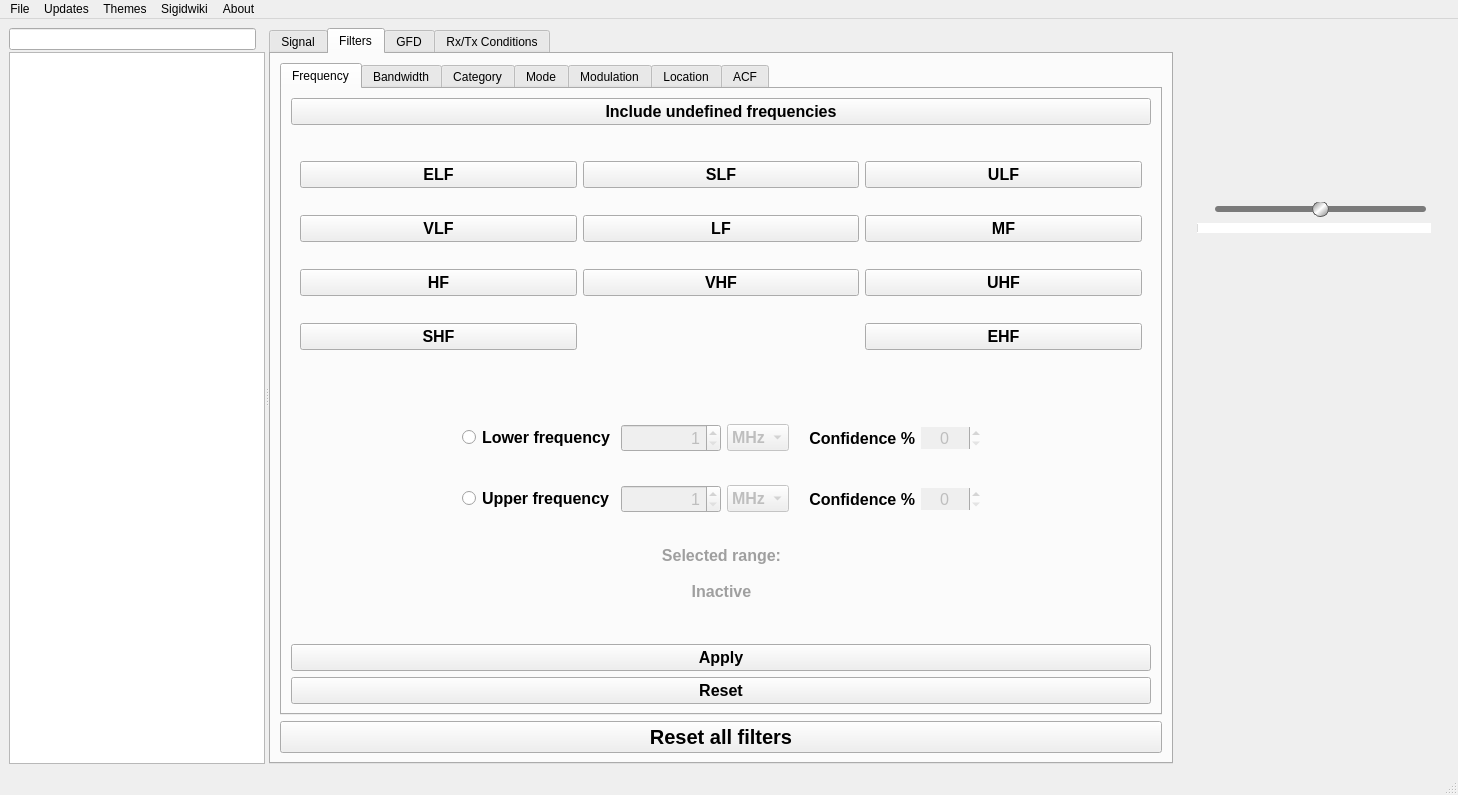
Old version of the form artemis.ui in the repository vbrizgamnk/Artemis.
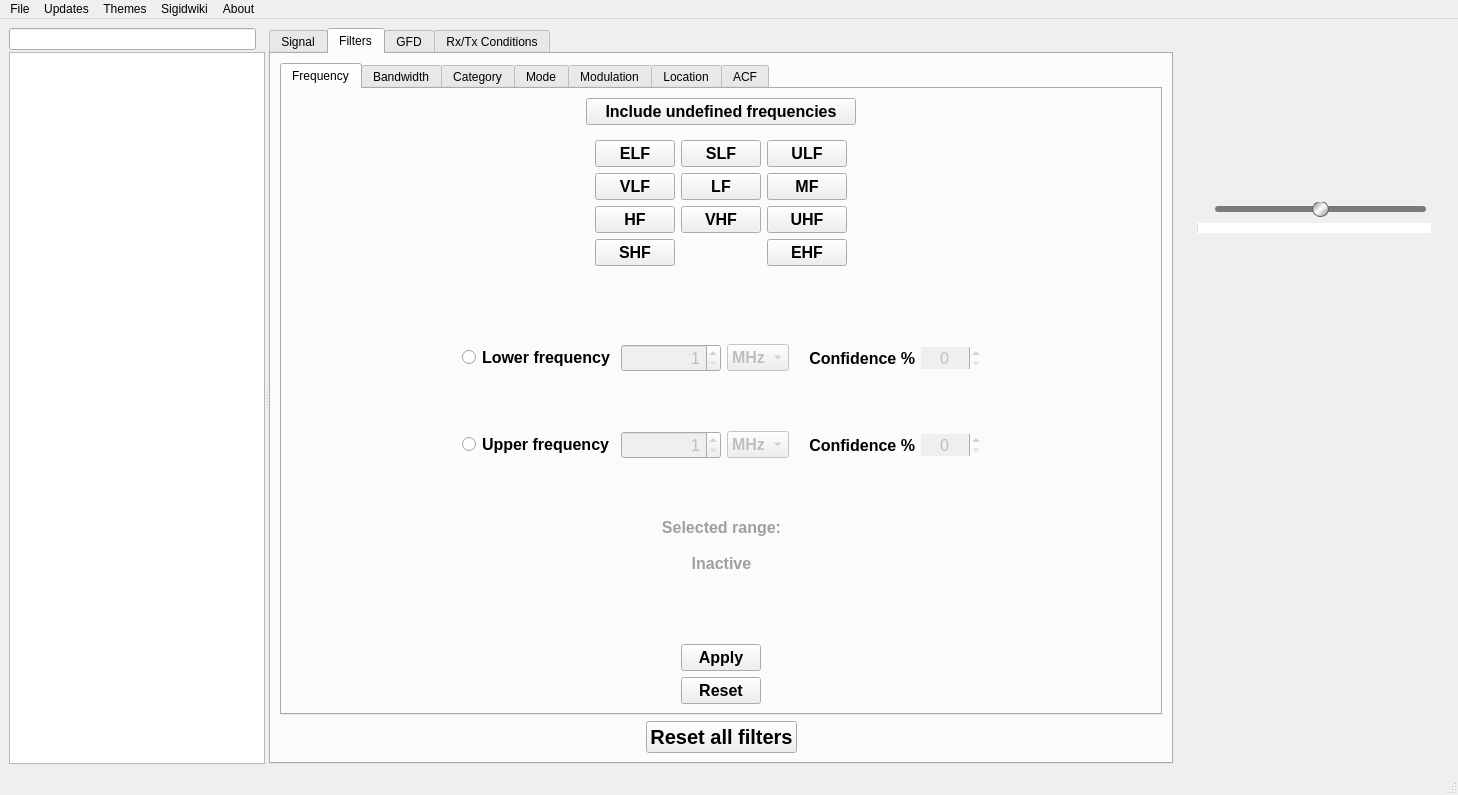
New version of the form. The open tabs and pages were chosen to show the change. Icons and pictures are not drawn. Custom widgets are drawn as their Qt base class.

Commit message: Modulations and locations lists are now detected at startup. Also improve styles of some widgets. Also fix a bug in forecast screen.

The edit to the form file:
```diff
--- a/artemis.ui
+++ b/artemis.ui
@@ -1845,8 +1845,68 @@
             <attribute name="title">
              <string>Frequency</string>
             </attribute>
+            <layout class="QHBoxLayout" name="horizontalLayout_45">
+             <item>
+              <layout class="QVBoxLayout" name="verticalLayout_15" stretch="1,2,0,0">
+               <item>
             <layout class="QGridLayout" name="gridLayout_16">
-             <item row="1" column="0" colspan="3">
+                 <item row="0" column="0">
+                  <spacer name="horizontalSpacer_27">
+                   <property name="orientation">
+                    <enum>Qt::Horizontal</enum>
+                   </property>
+                   <property name="sizeHint" stdset="0">
+                    <size>
+                     <width>178</width>
+                     <height>20</height>
+                    </size>
+                   </property>
+                  </spacer>
+                 </item>
+                 <item row="0" column="1">
+                  <widget class="QPushButton" name="include_undef_freqs">
+                   <property name="font">
+                    <font>
+                     <pointsize>12</pointsize>
+                     <weight>75</weight>
+                     <bold>true</bold>
+                    </font>
+                   </property>
+                   <property name="text">
+                    <string>Include undefined frequencies</string>
+                   </property>
+                   <property name="checkable">
+                    <bool>true</bool>
+                   </property>
+                  </widget>
+                 </item>
+                 <item row="0" column="2">
+                  <spacer name="horizontalSpacer_28">
+                   <property name="orientation">
+                    <enum>Qt::Horizontal</enum>
+                   </property>
+                   <property name="sizeHint" stdset="0">
+                    <size>
+                     <width>208</width>
+                     <height>20</height>
+                    </size>
+                   </property>
+                  </spacer>
+                 </item>
+                 <item row="1" column="0">
+                  <spacer name="horizontalSpacer_29">
+                   <property name="orientation">
+                    <enum>Qt::Horizontal</enum>
+                   </property>
+                   <property name="sizeHint" stdset="0">
+                    <size>
+                     <width>178</width>
+                     <height>20</height>
+                    </size>
+                   </property>
+                  </spacer>
+                 </item>
+                 <item row="1" column="1">
               <widget class="QWidget" name="widget_7" native="true">
                <property name="sizePolicy">
                 <sizepolicy hsizetype="Preferred" vsizetype="Preferred">
@@ -2102,20 +2162,37 @@
                </layout>
               </widget>
              </item>
-             <item row="2" column="0">
+                 <item row="1" column="2">
+                  <spacer name="horizontalSpacer_30">
+                   <property name="orientation">
+                    <enum>Qt::Horizontal</enum>
+                   </property>
+                   <property name="sizeHint" stdset="0">
+                    <size>
+                     <width>208</width>
+                     <height>20</height>
+                    </size>
+                   </property>
+                  </spacer>
+                 </item>
+                </layout>
+               </item>
+               <item>
+                <layout class="QGridLayout" name="gridLayout_23">
+                 <item row="0" column="0">
               <spacer name="horizontalSpacer_9">
                <property name="orientation">
                 <enum>Qt::Horizontal</enum>
                </property>
                <property name="sizeHint" stdset="0">
                 <size>
-                 <width>24</width>
-                 <height>20</height>
+                     <width>121</width>
+                     <height>17</height>
                 </size>
                </property>
               </spacer>
              </item>
-             <item row="2" column="1">
+                 <item row="0" column="1">
               <widget class="QWidget" name="freq_filter_container" native="true">
                <property name="sizePolicy">
                 <sizepolicy hsizetype="Fixed" vsizetype="Preferred">
@@ -2557,41 +2634,53 @@
                </layout>
               </widget>
              </item>
-             <item row="2" column="2">
+                 <item row="0" column="2">
               <spacer name="horizontalSpacer_10">
                <property name="orientation">
                 <enum>Qt::Horizontal</enum>
                </property>
                <property name="sizeHint" stdset="0">
                 <size>
-                 <width>24</width>
-                 <height>20</height>
+                     <width>118</width>
+                     <height>17</height>
                 </size>
                </property>
               </spacer>
              </item>
-             <item row="0" column="0" colspan="3">
-              <widget class="QPushButton" name="include_undef_freqs">
-               <property name="font">
-                <font>
-                 <pointsize>12</pointsize>
-                 <weight>75</weight>
-                 <bold>true</bold>
-                </font>
-               </property>
-               <property name="text">
-                <string>Include undefined frequencies</string>
-               </property>
-               <property name="checkable">
-                <bool>true</bool>
-               </property>
-              </widget>
-             </item>
-             <item row="3" column="0" colspan="3">
+                </layout>
+               </item>
+               <item>
+                <layout class="QGridLayout" name="gridLayout_25" rowminimumheight="0">
+                 <property name="sizeConstraint">
+                  <enum>QLayout::SetDefaultConstraint</enum>
+                 </property>
+                 <property name="verticalSpacing">
+                  <number>0</number>
+                 </property>
+                 <item row="0" column="0">
+                  <spacer name="horizontalSpacer_23">
+                   <property name="orientation">
+                    <enum>Qt::Horizontal</enum>
+                   </property>
+                   <property name="sizeHint" stdset="0">
+                    <size>
+                     <width>308</width>
+                     <height>24</height>
+                    </size>
+                   </property>
+                  </spacer>
+                 </item>
+                 <item row="0" column="1">
               <widget class="DoubleTextButton" name="apply_remove_freq_filter_btn">
                <property name="enabled">
                 <bool>true</bool>
                </property>
+                   <property name="sizePolicy">
+                    <sizepolicy hsizetype="Preferred" vsizetype="Fixed">
+                     <horstretch>0</horstretch>
+                     <verstretch>0</verstretch>
+                    </sizepolicy>
+                   </property>
                <property name="font">
                 <font>
                  <pointsize>12</pointsize>
@@ -2607,7 +2696,37 @@
                </property>
               </widget>
              </item>
-             <item row="4" column="0" colspan="3">
+                 <item row="0" column="2">
+                  <spacer name="horizontalSpacer_24">
+                   <property name="orientation">
+                    <enum>Qt::Horizontal</enum>
+                   </property>
+                   <property name="sizeHint" stdset="0">
+                    <size>
+                     <width>260</width>
+                     <height>24</height>
+                    </size>
+                   </property>
+                  </spacer>
+                 </item>
+                </layout>
+               </item>
+               <item>
+                <layout class="QGridLayout" name="gridLayout_26">
+                 <item row="0" column="0">
+                  <spacer name="horizontalSpacer_25">
+                   <property name="orientation">
+                    <enum>Qt::Horizontal</enum>
+                   </property>
+                   <property name="sizeHint" stdset="0">
+                    <size>
+                     <width>308</width>
+                     <height>20</height>
+                    </size>
+                   </property>
+                  </spacer>
+                 </item>
+                 <item row="0" column="1">
               <widget class="QPushButton" name="reset_frequency_filters_btn">
                <property name="font">
                 <font>
@@ -2621,6 +2740,23 @@
                </property>
               </widget>
              </item>
+                 <item row="0" column="2">
+                  <spacer name="horizontalSpacer_26">
+                   <property name="orientation">
+                    <enum>Qt::Horizontal</enum>
+                   </property>
+                   <property name="sizeHint" stdset="0">
+                    <size>
+                     <width>260</width>
+                     <height>24</height>
+                    </size>
+                   </property>
+                  </spacer>
+                 </item>
+                </layout>
+               </item>
+              </layout>
+             </item>
             </layout>
            </widget>
            <widget class="QWidget" name="tab_4">
@@ -4258,6 +4394,21 @@
             </layout>
            </widget>
           </widget>
+         </item>
+         <item>
+          <layout class="QHBoxLayout" name="horizontalLayout_46">
+           <item>
+            <spacer name="horizontalSpacer_31">
+             <property name="orientation">
+              <enum>Qt::Horizontal</enum>
+             </property>
+             <property name="sizeHint" stdset="0">
+              <size>
+               <width>308</width>
+               <height>20</height>
+              </size>
+             </property>
+            </spacer>
          </item>
          <item>
           <widget class="QPushButton" name="reset_filters_btn">
@@ -4278,6 +4429,21 @@
             <string>Reset all filters</string>
            </property>
           </widget>
+           </item>
+           <item>
+            <spacer name="horizontalSpacer_32">
+             <property name="orientation">
+              <enum>Qt::Horizontal</enum>
+             </property>
+             <property name="sizeHint" stdset="0">
+              <size>
+               <width>328</width>
+               <height>20</height>
+              </size>
+             </property>
+            </spacer>
+           </item>
+          </layout>
          </item>
         </layout>
        </widget>
```
Left out of the diff: 815 changed lines with no effect on the pictures. Lines whose indentation alone changed are shown as unchanged. The commit also changes 5 other files.
